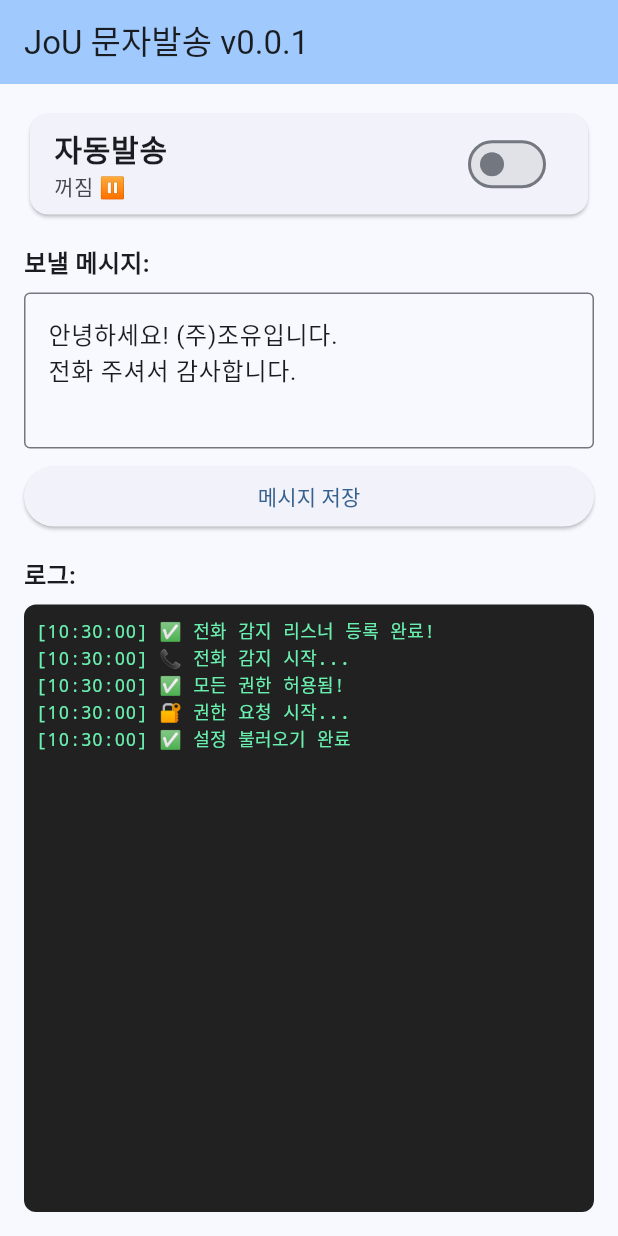
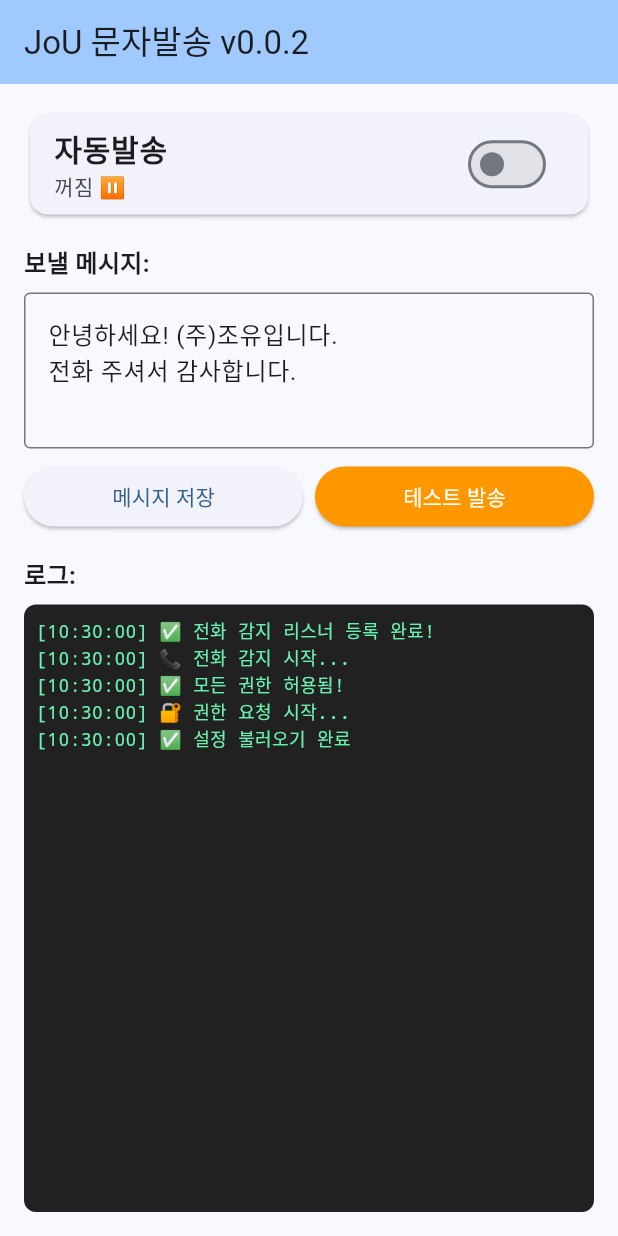
Before and after one commit to drjo70/JoU-SMS, a Flutter app: the screen it shows after launch, on a phone screen of 412 x 824 dp. Run offline on Flutter 3.47's test engine with Material 3 defaults, Android fonts, the phone set to English and light mode, and no system bars; our stand-ins replace permission_handler, shared_preferences; missing offline and left inert: phone_state.

Commit message:
v0.0.2: SMS 테스트 버튼 추가

```diff
--- a/lib/main.dart
+++ b/lib/main.dart
@@ -164,7 +164,7 @@ class _HomePageState extends State<HomePage> {
   Widget build(BuildContext context) {
     return Scaffold(
       appBar: AppBar(
-        title: const Text('JoU 문자발송 v0.0.1'),
+        title: const Text('JoU 문자발송 v0.0.2'),
         backgroundColor: Theme.of(context).colorScheme.inversePrimary,
       ),
       body: Padding(
@@ -208,11 +208,36 @@ class _HomePageState extends State<HomePage> {
               },
             ),
             const SizedBox(height: 8),
-            ElevatedButton(
-              onPressed: () {
-                _saveSettings();
-              },
-              child: const Text('메시지 저장'),
+            Row(
+              children: [
+                Expanded(
+                  child: ElevatedButton(
+                    onPressed: () {
+                      _saveSettings();
+                    },
+                    child: const Text('메시지 저장'),
+                  ),
+                ),
+                const SizedBox(width: 8),
+                Expanded(
+                  child: ElevatedButton(
+                    style: ElevatedButton.styleFrom(
+                      backgroundColor: Colors.orange,
+                      foregroundColor: Colors.white,
+                    ),
+                    onPressed: () {
+                      // 테스트용 SMS 발송 (내 번호로)
+                      if (_lastPhoneNumber != null) {
+                        _addLog('🧪 테스트 SMS 발송 (마지막 번호)');
+                        _sendSMS(_lastPhoneNumber!);
+                      } else {
+                        _addLog('❌ 전화번호 없음 (전화를 먼저 받으세요)');
+                      }
+                    },
+                    child: const Text('테스트 발송'),
+                  ),
+                ),
+              ],
             ),
 
             const SizedBox(height: 16),
--- a/pubspec.yaml
+++ b/pubspec.yaml
@@ -2,7 +2,7 @@ name: jou_sms
 description: "소상공인을 위한 초간단 자동 홍보문자 앱"
 publish_to: 'none'
 
-version: 0.0.1+1
+version: 0.0.2+2
 
 environment:
   sdk: ^3.9.2
```
